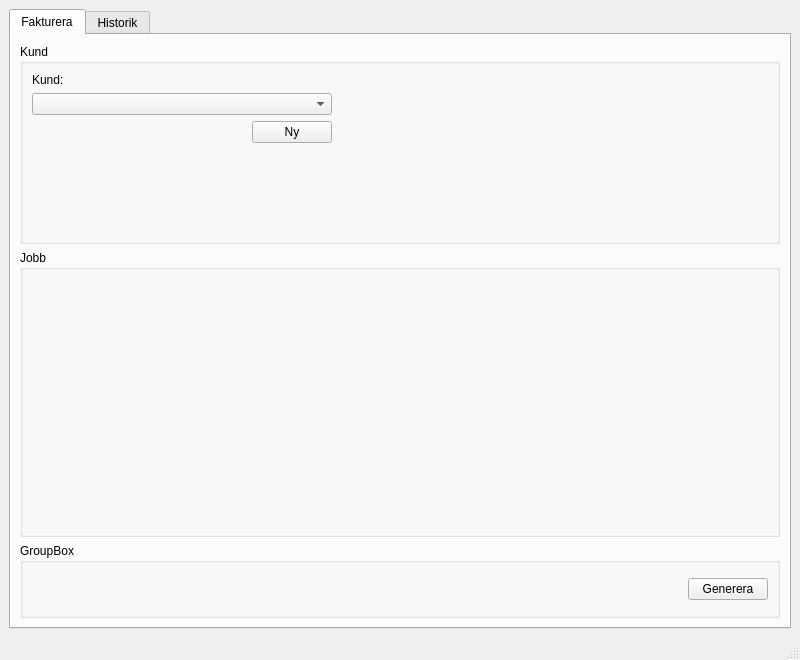
Above: faktureramera.ui from jonasH/faktureramera before the change. Below: the same form after it.
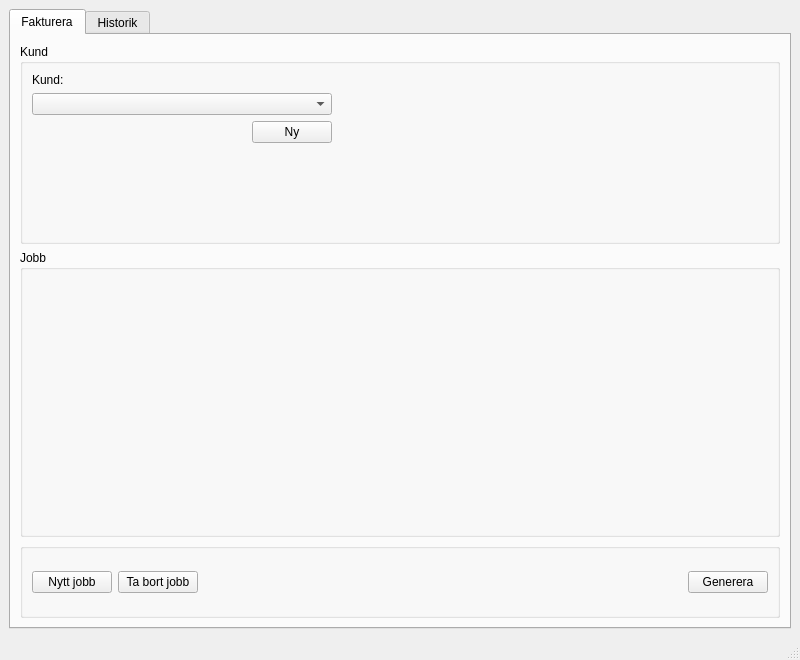
That is the form after the change.

What changed in the file:
```diff
--- a/faktureramera.ui
+++ b/faktureramera.ui
@@ -137,9 +137,23 @@
            </size>
           </property>
           <property name="title">
-           <string>GroupBox</string>
+           <string/>
           </property>
           <layout class="QHBoxLayout" name="horizontalLayout_2">
+           <item>
+            <widget class="QPushButton" name="addJobButton">
+             <property name="text">
+              <string>Nytt jobb</string>
+             </property>
+            </widget>
+           </item>
+           <item>
+            <widget class="QPushButton" name="removeJobButton">
+             <property name="text">
+              <string>Ta bort jobb</string>
+             </property>
+            </widget>
+           </item>
            <item>
             <spacer name="horizontalSpacer_2">
              <property name="orientation">
```
Left out of the diff: 2 changed lines with no effect on the pictures.
